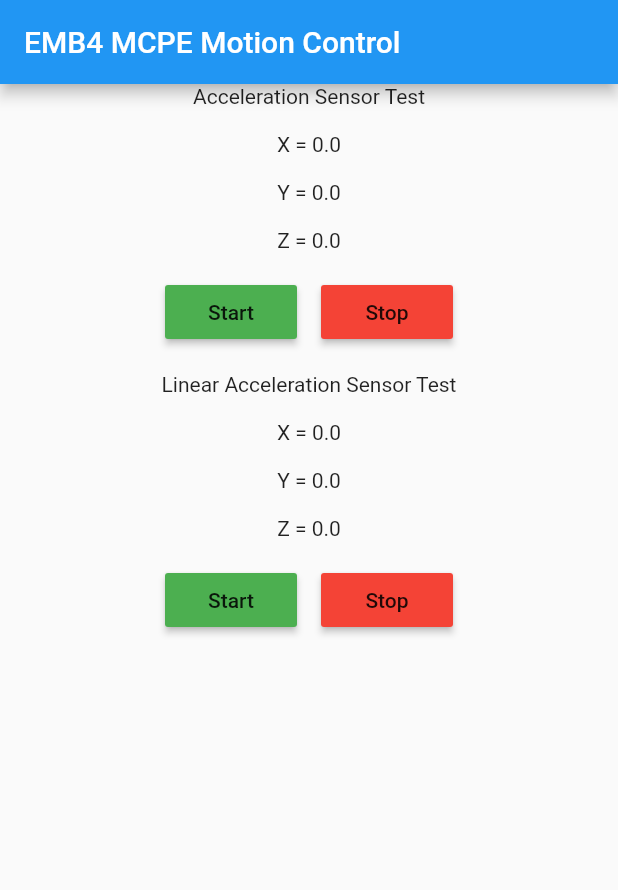
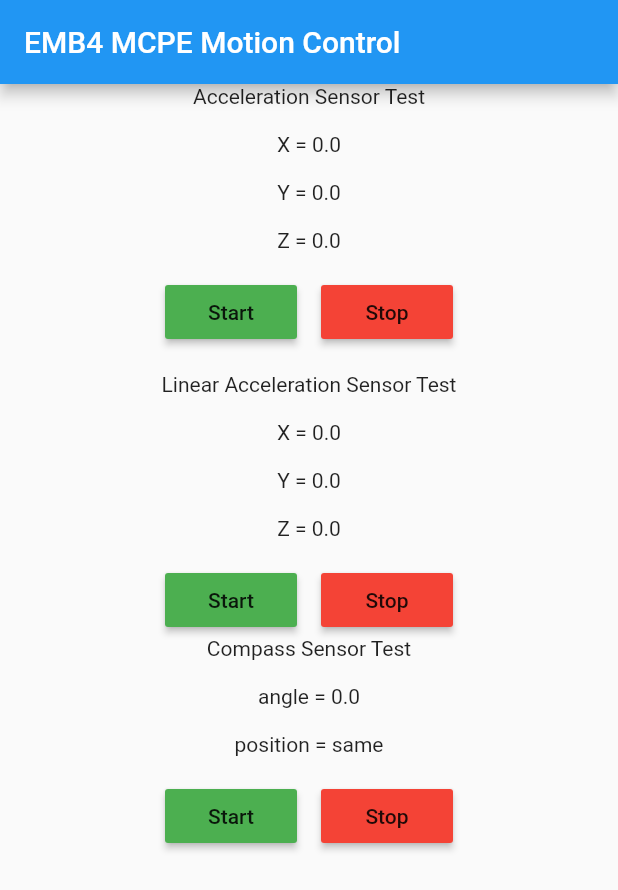
Before and after one commit to SerenityS/emb_mcpe, a Flutter app: the screen it shows after launch, on a phone screen of 412 x 824 dp. Shown: the top 890 px of the screen. Run offline on Flutter 3.47's test engine with Material 2 defaults, Android fonts, the phone set to English and light mode, and no system bars; our stand-ins replace flutter_compass, shared_preferences; missing offline and left inert: flutter_sensors.

Commit message:
feat: Compass 기능 추가
Signed-off-by: HeeRyun, Jin(qwertycvb) <jins4218@gmail.com>

```diff
--- a/flutter/lib/main.dart
+++ b/flutter/lib/main.dart
@@ -1,3 +1,4 @@
+import 'package:emb_motion/provider/compass_provider.dart';
 import 'package:emb_motion/provider/linear_provider.dart';
 import 'package:emb_motion/provider/accel_provider.dart';
 import 'package:emb_motion/screen/main_screen.dart';
@@ -16,6 +17,7 @@ class MyApp extends StatelessWidget {
     return MultiProvider(
       providers: [
         ChangeNotifierProvider(create: (BuildContext context) => AccelProvider()),
+        ChangeNotifierProvider(create: (BuildContext context) => CompassProvider()),
         ChangeNotifierProvider(create: (BuildContext context) => LinearProvider()),
       ],
       child: MaterialApp(
--- a/flutter/lib/screen/main_screen.dart
+++ b/flutter/lib/screen/main_screen.dart
@@ -1,3 +1,4 @@
+import 'package:emb_motion/provider/compass_provider.dart';
 import 'package:emb_motion/provider/linear_provider.dart';
 import 'package:emb_motion/provider/accel_provider.dart';
 import 'package:flutter/material.dart';
@@ -7,11 +8,13 @@ class MainScreen extends StatelessWidget {
   MainScreen({super.key});
 
   late AccelProvider _accelProvider;
+  late CompassProvider _compassProvider;
   late LinearProvider _linearProvider;
 
   @override
   Widget build(BuildContext context) {
     _accelProvider = Provider.of<AccelProvider>(context);
+    _compassProvider = Provider.of<CompassProvider>(context);
     _linearProvider = Provider.of<LinearProvider>(context);
 
     return Scaffold(
@@ -111,6 +114,43 @@ class MainScreen extends StatelessWidget {
                   ),
                 ],
               ),
+              const Text(
+                "Compass Sensor Test",
+                textAlign: TextAlign.center,
+              ),
+              const Padding(padding: EdgeInsets.only(top: 16.0)),
+              Consumer<CompassProvider>(builder: (context, provider, child) {
+                return Text(
+                  "angle = ${_compassProvider.angle}",
+                  textAlign: TextAlign.center,
+                );
+              }),
+              const Padding(padding: EdgeInsets.only(top: 16.0)),
+              Consumer<CompassProvider>(builder: (context, provider, child) {
+                return Text(
+                  "position = ${_compassProvider.position}",
+                  textAlign: TextAlign.center,
+                );
+              }),
+              const Padding(padding: EdgeInsets.only(top: 16.0)),
+              Row(
+                mainAxisAlignment: MainAxisAlignment.center,
+                children: <Widget>[
+                  MaterialButton(
+                    color: Colors.green,
+                    onPressed: () => _compassProvider.startCompass(),
+                    child: const Text("Start"),
+                  ),
+                  const Padding(
+                    padding: EdgeInsets.all(8.0),
+                  ),
+                  MaterialButton(
+                    color: Colors.red,
+                    onPressed: () => _compassProvider.stopCompass(),
+                    child: const Text("Stop"),
+                  ),
+                ],
+              ),
             ],
           );
         }),
```
